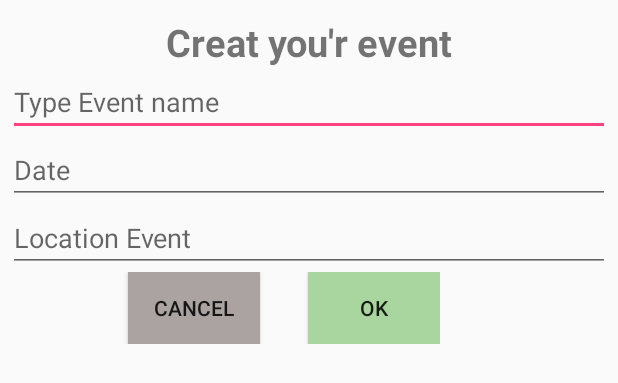
After one commit to roigreenberg/MiChayavLemi, an Android app: the layout dialog_event.xml on its own in the app's theme, with its tools: preview values and no code run, on a phone screen of 412 x 824 dp. The commit adds this screen. Shown: the top 383 px of the screen. Run offline under Robolectric (Android 15) with nearby library versions, the phone set to English and light mode, and no system bars.

Commit message:
new commit

```diff
--- a/app/src/main/res/layout/activity_moti.xml
+++ /dev/null
@@ -1,6 +0,0 @@
-<?xml version="1.0" encoding="utf-8"?>
-<android.support.constraint.ConstraintLayout
-    xmlns:android="http://schemas.android.com/apk/res/android" android:layout_width="match_parent"
-    android:layout_height="match_parent">
-
-</android.support.constraint.ConstraintLayout>
--- /dev/null
+++ b/app/src/main/res/layout/dialog_event.xml
@@ -0,0 +1,66 @@
+<?xml version="1.0" encoding="utf-8"?>
+<LinearLayout xmlns:android="http://schemas.android.com/apk/res/android"
+              android:layout_width="match_parent"
+              android:layout_height="match_parent"
+              android:orientation="vertical"
+              android:padding="5dp">
+
+    <TextView
+        android:id="@+id/textView"
+        android:layout_width="wrap_content"
+        android:layout_height="wrap_content"
+        android:layout_gravity="center"
+        android:layout_marginTop="5dp"
+        android:text="Creat you'r event"
+        android:textSize="25sp"
+        android:textStyle="bold" />
+
+    <EditText
+        android:id="@+id/etEventName"
+        android:layout_width="match_parent"
+        android:layout_height="wrap_content"
+        android:ems="6"
+        android:hint="Type Event name"
+        android:inputType="text" />
+
+    <EditText
+        android:id="@+id/etDate"
+        android:layout_width="match_parent"
+        android:layout_height="wrap_content"
+
+        android:ems="6"
+        android:hint="Date"
+        android:inputType="date" />
+
+
+    <EditText
+        android:id="@+id/etLocation"
+        android:layout_width="match_parent"
+        android:layout_height="wrap_content"
+        android:ems="6"
+        android:hint="Location Event"
+        android:inputType="text" />
+
+    <RelativeLayout
+        android:layout_width="wrap_content"
+        android:layout_height="wrap_content">
+
+    <Button
+        android:id="@+id/btnOk"
+        android:layout_width="wrap_content"
+        android:layout_height="wrap_content"
+        android:layout_marginLeft="200dp"
+        android:background="#a8d69e"
+        android:text="OK"/>
+
+
+    <Button
+        android:id="@+id/btnCancel"
+        android:layout_width="wrap_content"
+        android:layout_height="wrap_content"
+        android:layout_marginLeft="80dp"
+        android:background="#aba2a2"
+        android:text="CANCEL"/>
+
+    </RelativeLayout>
+</LinearLayout>
--- a/app/src/main/res/values/colors.xml
+++ b/app/src/main/res/values/colors.xml
@@ -3,4 +3,7 @@
     <color name="colorPrimary">#3F51B5</color>
     <color name="colorPrimaryDark">#303F9F</color>
     <color name="colorAccent">#FF4081</color>
+    <color name="background">#E1E1E1</color>
+    <color name="textColor">#556FFF</color>
+    <color name="colorButtonFab">#F80000</color>
 </resources>
--- a/app/src/main/res/values/strings.xml
+++ b/app/src/main/res/values/strings.xml
@@ -1,4 +1,6 @@
 <resources>
     <string name="app_name">MiChayavLemi</string>
     <string name="title_activity_list_events">ListEvents</string>
+    <string name="title_activity_main2">Main2Activity</string>
+    <string name="action_settings">Settings</string>
 </resources>
--- a/app/src/main/res/values/styles.xml
+++ b/app/src/main/res/values/styles.xml
@@ -14,7 +14,6 @@
     </style>
 
     <style name="AppTheme.AppBarOverlay" parent="ThemeOverlay.AppCompat.Dark.ActionBar"/>
-
     <style name="AppTheme.PopupOverlay" parent="ThemeOverlay.AppCompat.Light"/>
 
 </resources>
```
Also changed, not shown: app/build.gradle (+5 -3 lines), app/src/main/AndroidManifest.xml (+2 -7 lines), app/src/main/java/com/roi/greenberg/michayavlemi/EventDetails.java (added, +43 -0 lines), app/src/main/java/com/roi/greenberg/michayavlemi/ListEvents.java (+57 -32 lines), app/src/main/java/com/roi/greenberg/michayavlemi/MainActivity.java (+101 -1 lines), app/src/main/res/layout/activity_list_events.xml (deleted, +0 -34 lines), app/src/main/res/layout/activity_main.xml (+29 -11 lines), app/src/main/res/layout/content_list_events.xml (deleted, +0 -12 lines), app/src/main/res/layout/dialog_new_event.xml (+2 -20 lines), app/src/main/res/layout/event_item.xml (added, +75 -0 lines), app/src/main/res/menu/menu_main.xml (added, +10 -0 lines), app/src/main/res/drawable-hdpi/ic_action_add_fab.png (added), app/src/main/res/drawable-mdpi/ic_action_add_fab.png (added), app/src/main/res/drawable-xhdpi/ic_action_add_fab.png (added), 1 more files, 1 other file.
